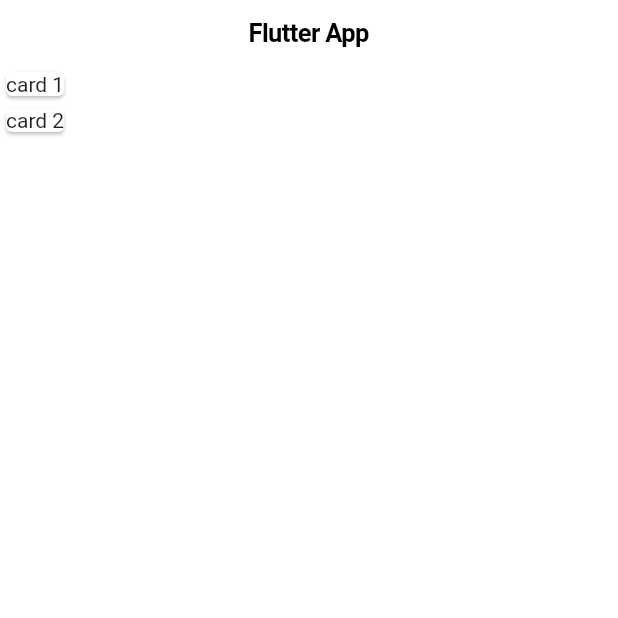
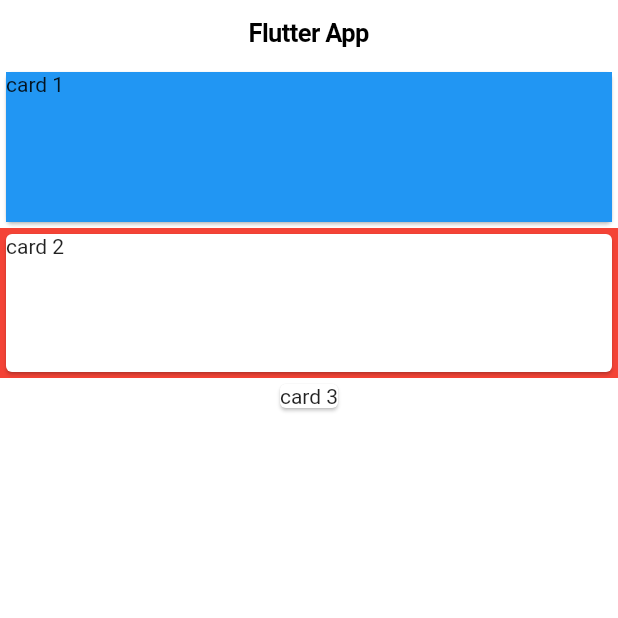
Before and after one commit to flypenguin/course_udemy_flutter, a Flutter app: the screen it shows after launch, on a phone screen of 412 x 824 dp, the top half of it. Run offline on Flutter 3.47's test engine with Material 2 defaults, Android fonts, the phone set to English and light mode, and no system bars.

Commit message:
format size of Card widgets in two ways

```diff
--- a/lib/main.dart
+++ b/lib/main.dart
@@ -25,10 +25,24 @@ class MyHomePage extends StatelessWidget {
       child: SafeArea(
         child: Column(
           children: <Widget>[
-            // card takes the exact size of the child: widget
-            Card(child: Text("card 1")),
-            // so to style this we have to modify the child: format
-            Card(child: Text("card 2")),
+            // one possibility: wrap the Text widget
+            Card(
+              child: Container(
+                child: Text("card 1"),
+                width: double.infinity,
+                height: 100,
+                color: Colors.blue,
+              ),
+            ),
+            // 2nd possibility: wrap card.
+            // you see the difference in coloring and Text placements
+            Container(
+              child: Card(child: Text("card 2")),
+              width: double.infinity,
+              height: 100,
+              color: Colors.red,
+            ),
+            Card(child: Text("card 3")),
           ],
         ),
       ),
```
